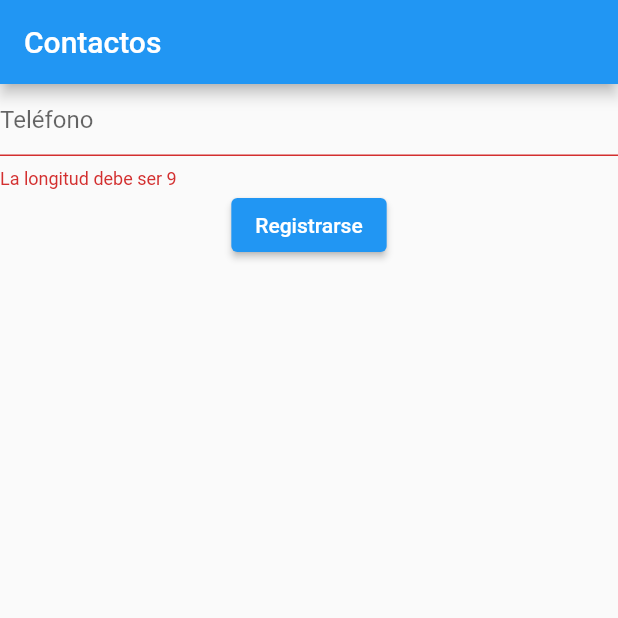
After one commit to javipani12/tfg_contactos, a Flutter app: the screen it shows after launch, after a tap on "Registrarse", on a phone screen of 412 x 824 dp, the top half of it. The commit adds this screen. Run offline on Flutter 3.47's test engine with Material 2 defaults, Android fonts, the light colour scheme and no system bars; our stand-ins replace contacts_service, permission_handler, shared_preferences; accounts and stored records are empty; network calls fail.

Commit message:
Providers hechos
Providers para login y registro de usuarios hechos

```diff
--- a/lib/main.dart
+++ b/lib/main.dart
@@ -1,8 +1,24 @@
 import 'package:flutter/material.dart';
+import 'package:provider/provider.dart';
 import 'package:tfg_contactos/screens/screens.dart';
+import 'package:tfg_contactos/services/services.dart';
 
-void main() {
-  runApp(const MyApp());
+void main() async {
+  runApp(AppState());
+}
+
+class AppState extends StatelessWidget {
+  @override
+  Widget build(BuildContext context) {
+    return MultiProvider(
+      providers: [
+        ChangeNotifierProvider(
+          create: (context) => UsersServices(),
+        )
+      ],
+      child: MyApp(),
+    );
+  }
 }
 
 class MyApp extends StatelessWidget {
@@ -17,7 +33,7 @@ class MyApp extends StatelessWidget {
       theme: ThemeData(
         primarySwatch: Colors.blue,
       ),
-      home: const ContactScreen(),
+      home: const LoginRegisterScreen(),
     );
   }
 }
--- a/lib/models/contact.dart
+++ b/lib/models/contact.dart
@@ -13,9 +13,9 @@ class Contact {
         this.id,
     });
 
-    factory Contact.fromRawJson(String str) => Contact.fromMap(json.decode(str));
+    factory Contact.fromJson(String str) => Contact.fromMap(json.decode(str));
 
-    String toRawJson() => json.encode(toJson());
+    String toJson() => json.encode(toMap());
 
     factory Contact.fromMap(Map<String, dynamic> json) => Contact(
         idUsuario: json["idUsuario"],
@@ -23,7 +23,7 @@ class Contact {
         telefono: json["telefono"],
     );
 
-    Map<String, dynamic> toJson() => {
+    Map<String, dynamic> toMap() => {
         "idUsuario": idUsuario,
         "nombre": nombre,
         "telefono": telefono,
--- a/lib/models/user.dart
+++ b/lib/models/user.dart
@@ -11,16 +11,16 @@ class User {
         this.id,
     });
 
-    factory User.fromRawJson(String str) => User.fromMap(json.decode(str));
+    factory User.fromJson(String str) => User.fromMap(json.decode(str));
 
-    String toRawJson() => json.encode(toJson());
+    String toJson() => json.encode(toMap());
 
     factory User.fromMap(Map<String, dynamic> json) => User(
         clave: json["clave"],
         telefono: json["telefono"],
     );
 
-    Map<String, dynamic> toJson() => {
+    Map<String, dynamic> toMap() => {
         "clave": clave,
         "telefono": telefono,
     };
--- a/lib/providers/providers.dart
+++ b/lib/providers/providers.dart
@@ -0,0 +1,2 @@
+export 'package:tfg_contactos/providers/contact_form_provider.dart';
+export 'package:tfg_contactos/providers/user_login_register_form_provider.dart';
--- /dev/null
+++ b/lib/screens/login_register_screen.dart
@@ -0,0 +1,202 @@
+import 'package:flutter/material.dart';
+import 'package:tfg_contactos/models/models.dart';
+import 'dart:math';
+import 'package:tfg_contactos/providers/providers.dart';
+import 'package:tfg_contactos/screens/screens.dart';
+import 'package:tfg_contactos/themes/app_themes.dart';
+import 'package:provider/provider.dart';
+import 'package:tfg_contactos/widgets/widgets.dart';
+
+class LoginRegisterScreen extends StatelessWidget {
+  const LoginRegisterScreen({super.key});
+
+  @override
+  Widget build(BuildContext context)  {
+
+    return ChangeNotifierProvider(
+      create: (_) => UserLoginRegisterFormProvider(),
+      child: _LoginRegisterBody(),
+    );
+  }
+}
+
+class _LoginRegisterBody extends StatelessWidget {
+  const _LoginRegisterBody({
+    super.key,
+  });
+
+  @override
+  Widget build(BuildContext context) {
+
+    final loginRegisterForm = Provider.of<UserLoginRegisterFormProvider>(context);
+
+    return FutureBuilder<String>(
+      // Llamada al método asíncrono
+      future: DeviceNumber.getNumber(),
+      builder: (context, snapshot) {
+        if (snapshot.hasData) {
+          // Valor obtenido del Future
+          String deviceNumber = snapshot.data!;
+          Widget widget;
+
+          if(deviceNumber.isNotEmpty) {
+            widget = Login(
+              loginRegisterForm: loginRegisterForm,
+              deviceNumber: deviceNumber,
+            );
+          } else {
+            widget = Register(
+              loginRegisterForm: loginRegisterForm,
+            );
+          }
+
+          return widget;
+        } else if (snapshot.hasError) {
+          // Manejar el error en caso de que ocurra
+          return Container();
+        } else {
+          // Muestra un indicador de carga mientras se espera la respuesta
+          return CircularProgressIndicator();
+        }
+      },
+    );
+  }
+}
+
+class Login extends StatelessWidget {
+  final UserLoginRegisterFormProvider loginRegisterForm;
+  final String deviceNumber;
+
+  const Login({
+    Key? key,
+    required this.loginRegisterForm,
+    required this.deviceNumber,
+  }) : super(key: key);
+
+  @override
+  Widget build(BuildContext context) {
+    bool isValid = loginRegisterForm.isValidLogin(deviceNumber);
+    print(isValid);
+
+    if (isValid) {
+      // Si el número de dispositivo es válido, redirige a la pantalla ContactScreen
+      return ContactScreen();
+    } else {
+      // Si el número de dispositivo no es válido, muestra un mensaje de error en pantalla
+      return Scaffold(
+        body: Center(
+          child: Text(
+            'Error: El número de dispositivo no es válido',
+            style: TextStyle(fontSize: 16),
+          ),
+        ),
+      );
+    }
+  }
+}
+
+
+class Register extends StatelessWidget {
+
+  final UserLoginRegisterFormProvider loginRegisterForm;
+
+  const Register({
+    Key? key,
+    required this.loginRegisterForm,
+  }) : super(key: key);
+
+  @override
+  Widget build(BuildContext context) {
+
+    String phoneNumber = '';
+
+    return Scaffold(
+      appBar: AppBar(
+        title: const Text('Contactos'),
+      ),
+      body: Form(
+        key: loginRegisterForm.formKey,
+        child: Column(
+          children: [
+            TextFormField(
+              keyboardType: TextInputType.phone,
+              onChanged: (value) {
+                phoneNumber = value;
+              },
+              decoration: InputDecoration(hintText: 'Teléfono'),
+              validator: (value) {
+                if (value!.length != 9) {
+                  return 'La longitud debe ser 9';
+                }
+                return null;
+              },
+            ),
+            ElevatedButton(
+              onPressed: () async {
+                if (loginRegisterForm.formKey.currentState?.validate() == true) {
+                  final isValidPhoneNumber = loginRegisterForm.isValidRegister(phoneNumber);
+                  switch (isValidPhoneNumber) {
+                    case 0:
+                      await DeviceNumber.setNumber(phoneNumber);
+                      String pass = generateRandomString();
+                      await DevicePass.setPass(pass);
+                      User user = User(
+                        clave: pass,
+                        telefono: phoneNumber,
+                      );
+                      loginRegisterForm.usersServices.createUser(user);
+                      // Navegar a la pantalla ContactScreen
+                      Navigator.push(
+                        context,
+                        MaterialPageRoute(builder: (context) => ContactScreen()),
+                      );
+                      break;
+                    case 1:
+                      User user = loginRegisterForm.getUser(phoneNumber);
+                      await DeviceNumber.setNumber(user.telefono);
+                      await DevicePass.setPass(user.clave);
+                      Navigator.push(
+                        context,
+                        MaterialPageRoute(builder: (context) => ContactScreen()),
+                      );
+                    break;
+                    default:
+                      // Mostrar mensaje de error
+                      showDialog(
+                        context: context,
+                        builder: (context) => AlertDialog(
+                          title: Text('Error'),
+                          content: Text('El número de teléfono ya existe en la base de datos.'),
+                          actions: [
+                            ElevatedButton(
+                              onPressed: () => Navigator.pop(context),
+                              child: Text('Cerrar'),
+                            ),
+                          ],
+                        ),
+                      );
+                    break;
+                  }
+                }
+              },
+              child: Text('Registrarse'),
+            ),
+          ],
+        ),
+      ),
+    );
+  }
+}
+
+String generateRandomString() {
+  final random = Random();
+  const characters = 'ABCDEFGHIJKLMNOPQRSTUVWXYZ0123456789';
+  String randomString = '';
+
+  for (int i = 0; i < 5; i++) {
+    final randomIndex = random.nextInt(characters.length);
+    randomString += characters[randomIndex];
+  }
+
+  return randomString;
+}
--- a/lib/screens/screens.dart
+++ b/lib/screens/screens.dart
@@ -1 +1,2 @@
 export 'package:tfg_contactos/screens/contacts_screen.dart';
+export 'package:tfg_contactos/screens/login_register_screen.dart';
--- a/lib/services/users_services.dart
+++ b/lib/services/users_services.dart
@@ -1,5 +1,4 @@
 import 'dart:convert';
-
 import 'package:flutter/material.dart';
 import 'package:tfg_contactos/models/models.dart';
 import 'package:http/http.dart' as http;
@@ -9,15 +8,17 @@ class UsersServices extends ChangeNotifier {
   // URL de la BBDD
   final String _baseURL = 'contactos-405d0-default-rtdb.europe-west1.firebasedatabase.app';
   // Lista donde se almacenarán los usuarios de la BBDD
-  final List<User> users = [];
+  List<User> users = [];
 
-  // Constructor de la clase
+  User? selectedUser;
+
   UsersServices(){
     loadUsers();
   }
 
   // Método para cargar los usuarios de BBDD
   Future <List<User>> loadUsers() async  {
+
     final url = Uri.https(_baseURL, 'usuarios.json');
     final resp = await http.get(url);
 
--- a/lib/widgets/device_number.dart
+++ b/lib/widgets/device_number.dart
@@ -17,5 +17,4 @@ class DeviceNumber {
     return phoneNumber;
   }
 
-
 }
--- a/lib/widgets/device_pass.dart
+++ b/lib/widgets/device_pass.dart
@@ -17,5 +17,4 @@ class DevicePass {
     return pass;
   }
 
-
 }
--- a/pubspec.yaml
+++ b/pubspec.yaml
@@ -40,7 +40,7 @@ dependencies:
   permission_handler: ^8.3.0
   shared_preferences: ^2.0.12
   provider: ^6.0.2
-  http: ^0.13.5
+  http: ^0.13.6
 
 dev_dependencies:
   flutter_test:
```
Also changed, not shown: lib/providers/contact_form_provider.dart (added, +12 -0 lines), lib/providers/user_login_register_form_provider.dart (added, +60 -0 lines), lib/themes/app_themes.dart (added), 1 other file.
